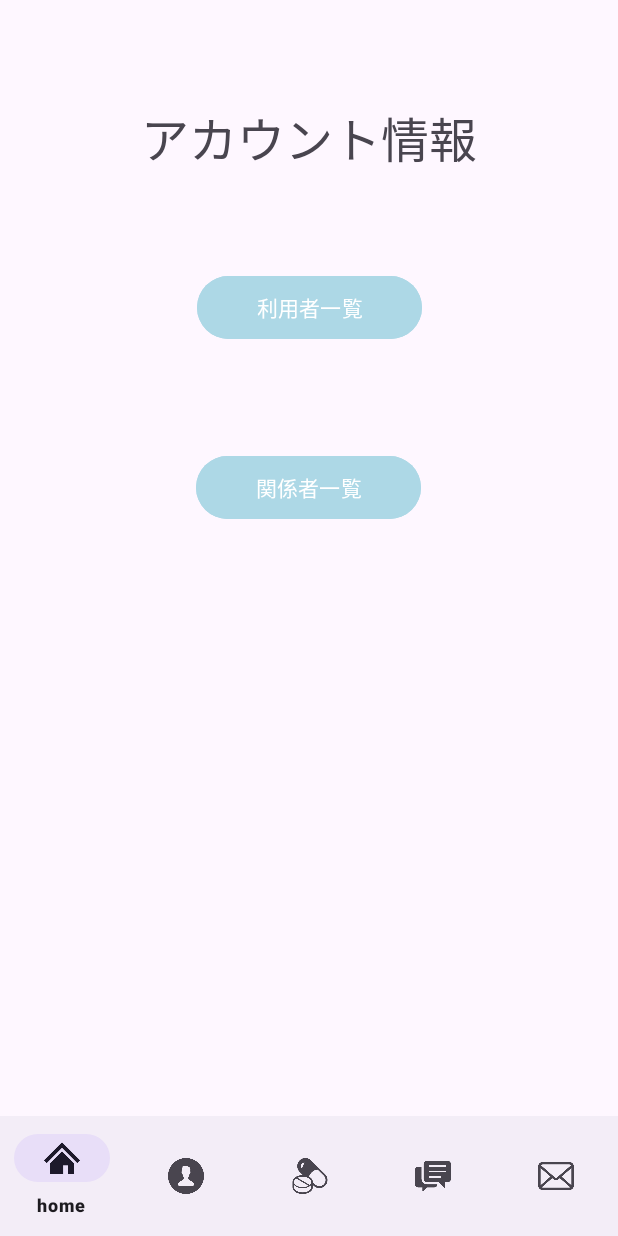
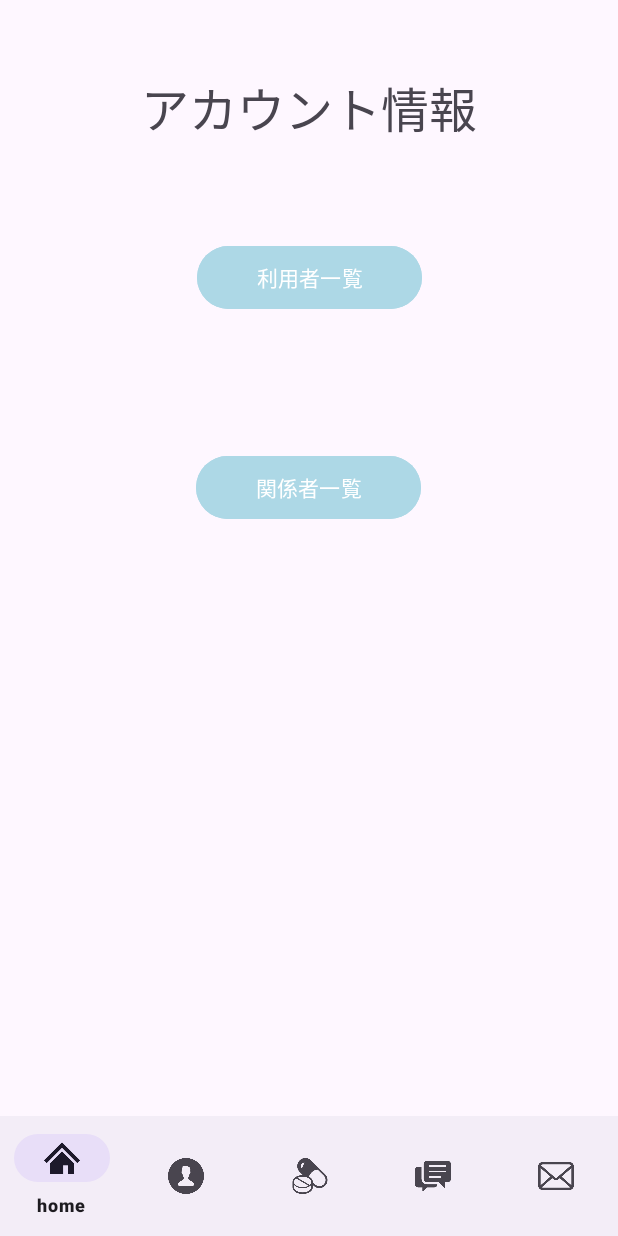
Before and after one commit to GraduationResearchOhara/NewDrug, an Android app: the AccountManagementActivity screen opened directly, with no data from a screen before it, on a phone screen of 412 x 824 dp. Run offline under Robolectric (Android 15) with nearby library versions, the phone set to English and light mode, and no system bars.

Commit message:
バーのcolor統一

```diff
--- a/app/src/main/res/layout/activity_account_management.xml
+++ b/app/src/main/res/layout/activity_account_management.xml
@@ -11,7 +11,7 @@
         android:layout_width="wrap_content"
         android:layout_height="wrap_content"
         android:layout_centerHorizontal="true"
-        android:layout_marginTop="68dp"
+        android:layout_marginTop="48dp"
         android:text="アカウント情報"
         android:textSize="32sp"
         app:layout_constraintEnd_toEndOf="parent"
--- a/app/src/main/res/values/colors.xml
+++ b/app/src/main/res/values/colors.xml
@@ -2,4 +2,8 @@
 <resources>
     <color name="black">#FF000000</color>
     <color name="white">#FFFFFFFF</color>
+
+    <color name="color_selected">#FF0000</color>
+    <color name="color_unselected">#808080</color>
+    <color name="bar">#66b3cc</color>
 </resources>
--- /dev/null
+++ b/app/src/main/res/values/ic_launcher_background.xml
@@ -0,0 +1,4 @@
+<?xml version="1.0" encoding="utf-8"?>
+<resources>
+    <color name="ic_launcher_background">#FFFFFF</color>
+</resources>
--- a/app/src/main/res/values/strings.xml
+++ b/app/src/main/res/values/strings.xml
@@ -1,4 +1,4 @@
 <resources>
-    <string name="app_name">Patient</string>
+    <string name="app_name">お薬飲めたね</string>
     <!--アプリのラベル名変更-->
 </resources>
--- a/app/src/main/res/values/themes.xml
+++ b/app/src/main/res/values/themes.xml
@@ -2,6 +2,7 @@
     <!-- Base application theme. -->
     <style name="Base.Theme.NewDrug" parent="Theme.Material3.DayNight.NoActionBar">
         <!-- Customize your light theme here. -->
+        <item name="colorPrimary">@color/bar</item>
         <!-- <item name="colorPrimary">@color/my_light_primary</item> -->
     </style>
 
```
Also changed, not shown: 1 other file.
